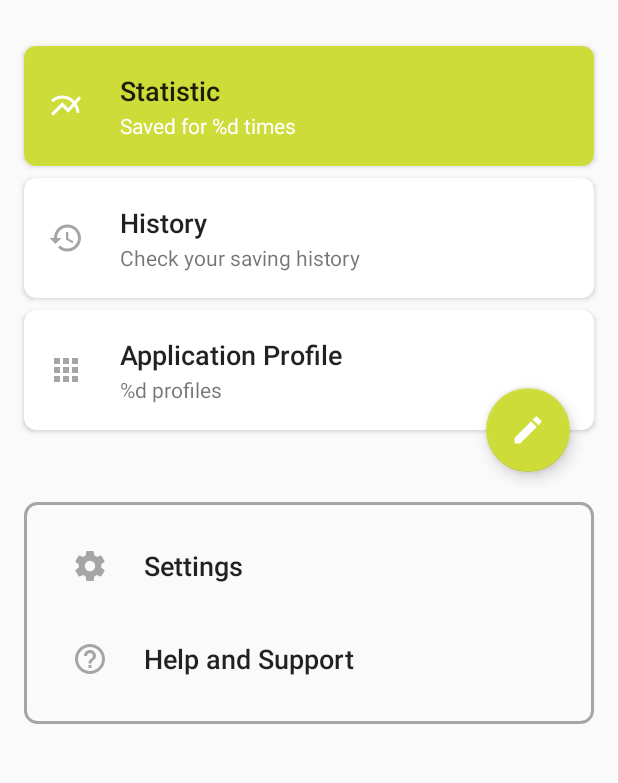
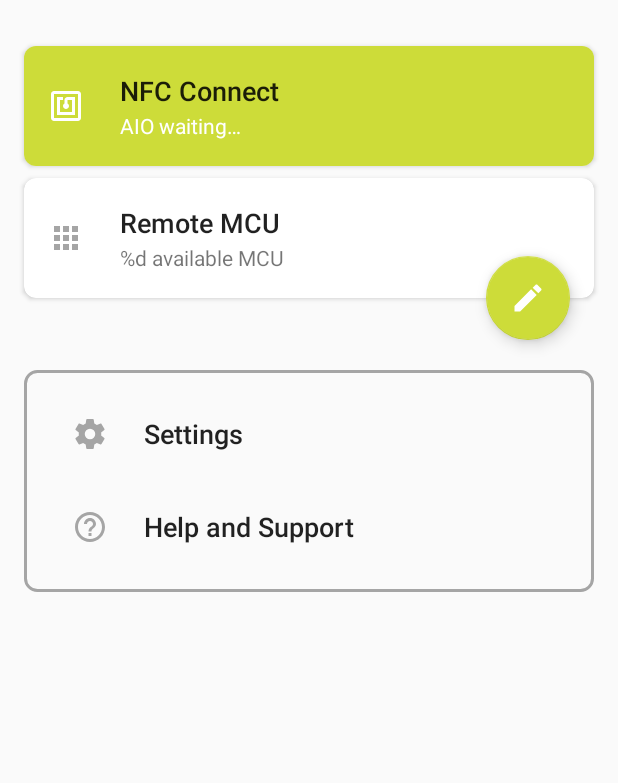
Before and after one commit to Alcatraz323/AlcAIO, an Android app: the screen it shows after launch (MainActivity), on a phone screen of 412 x 824 dp, the part 62-845 px from its top. Run offline under Robolectric (Android 15) with nearby library versions, the phone set to English and light mode, and no system bars.

Commit message:
utils: nfc: fix MifareUltraLight algorithm
Signed-off-by: Alcatraz323 <alcatraz32323@gmail.com>

```diff
--- a/app/build.gradle
+++ b/app/build.gradle
@@ -48,6 +48,7 @@ dependencies {
     implementation 'androidx.core:core-ktx:1.6.0'
     implementation 'androidx.constraintlayout:constraintlayout:2.1.0'
     implementation 'androidx.swiperefreshlayout:swiperefreshlayout:1.1.0'
+    implementation 'com.google.guava:guava:24.1-jre'
     testImplementation 'junit:junit:4.13.2'
     androidTestImplementation 'androidx.test.ext:junit:1.1.3'
     androidTestImplementation 'androidx.test.espresso:espresso-core:3.4.0'
--- a/app/src/main/java/io/alcatraz/alcaio/activities/MainActivity.kt
+++ b/app/src/main/java/io/alcatraz/alcaio/activities/MainActivity.kt
@@ -52,7 +52,6 @@ class MainActivity : CompatWithPipeActivity(), View.OnClickListener {
 
     private fun initViews(){
         setSupportActionBar(main_toolbar)
-        main_card_history.setOnClickListener(this)
         main_card_profile_mgr.setOnClickListener(this)
         main_profile_mgr_modify.setOnClickListener(this)
         main_card_setting.setOnClickListener(this)
--- /dev/null
+++ b/app/src/main/res/drawable/ic_baseline_nfc_24.xml
@@ -0,0 +1,10 @@
+<vector xmlns:android="http://schemas.android.com/apk/res/android"
+    android:width="24dp"
+    android:height="24dp"
+    android:viewportWidth="24"
+    android:viewportHeight="24"
+    android:tint="?attr/colorControlNormal">
+  <path
+      android:fillColor="@android:color/white"
+      android:pathData="M20,2L4,2c-1.1,0 -2,0.9 -2,2v16c0,1.1 0.9,2 2,2h16c1.1,0 2,-0.9 2,-2L22,4c0,-1.1 -0.9,-2 -2,-2zM20,20L4,20L4,4h16v16zM18,6h-5c-1.1,0 -2,0.9 -2,2v2.28c-0.6,0.35 -1,0.98 -1,1.72 0,1.1 0.9,2 2,2s2,-0.9 2,-2c0,-0.74 -0.4,-1.38 -1,-1.72L13,8h3v8L8,16L8,8h2L10,6L6,6v12h12L18,6z"/>
+</vector>
--- a/app/src/main/res/layout/activity_main.xml
+++ b/app/src/main/res/layout/activity_main.xml
@@ -57,7 +57,7 @@
                             android:layout_height="24dp"
                             android:layout_margin="16dp"
                             android:tint="#ffffff"
-                            app:srcCompat="@drawable/ic_multiline_chart_black_24dp" />
+                            app:srcCompat="@drawable/ic_baseline_nfc_24" />
 
                         <LinearLayout
                             android:layout_width="match_parent"
@@ -87,61 +87,6 @@
                     </LinearLayout>
 
                 </androidx.cardview.widget.CardView>
-
-                <androidx.cardview.widget.CardView
-                    android:id="@+id/main_card_history"
-                    android:layout_width="match_parent"
-                    android:layout_height="80dp"
-                    android:layout_marginStart="16dp"
-                    android:layout_marginTop="8dp"
-                    android:layout_marginEnd="16dp"
-                    android:clickable="true"
-                    android:focusable="true"
-                    android:foreground="?android:attr/selectableItemBackground"
-                    app:cardCornerRadius="8dp"
-                    app:cardElevation="2dp"
-                    app:cardMaxElevation="5dp">
-
-                    <LinearLayout
-                        android:layout_width="match_parent"
-                        android:layout_height="match_parent"
-                        android:gravity="center_vertical"
-                        android:orientation="horizontal">
-
-                        <ImageView
-                            android:id="@+id/main_card_history_indicator_image"
-                            android:layout_width="24dp"
-                            android:layout_height="24dp"
-                            android:layout_margin="16dp"
-                            android:tint="#A5A5A5"
-                            app:srcCompat="@drawable/ic_history_black_24dp" />
-
-                        <LinearLayout
-                            android:layout_width="match_parent"
-                            android:layout_height="match_parent"
-                            android:layout_marginStart="8dp"
-                            android:layout_marginLeft="8dp"
-                            android:gravity="center_vertical"
-                            android:orientation="vertical">
-
-                            <TextView
-                                android:layout_width="match_parent"
-                                android:layout_height="wrap_content"
-                                android:layout_marginBottom="1dp"
-                                android:text="@string/main_card_history_title"
-                                android:textAllCaps="false"
-                                android:textAppearance="@style/TextAppearance.AppCompat.Widget.Switch"
-                                android:textSize="18sp" />
-
-                            <TextView
-                                android:layout_width="match_parent"
-                                android:layout_height="wrap_content"
-                                android:text="@string/main_card_history_indicator" />
-                        </LinearLayout>
-
-                    </LinearLayout>
-                </androidx.cardview.widget.CardView>
-
 
                 <LinearLayout
                     android:layout_width="match_parent"
--- a/app/src/main/res/values/strings.xml
+++ b/app/src/main/res/values/strings.xml
@@ -5,12 +5,10 @@
     <string name="main_menu_3">Refresh</string>
     <string name="main_menu_4">Internal Log</string>
 
-    <string name="main_card_statistic_title">Statistic</string>
-    <string name="main_card_statistic_indicator">Saved for %d times</string>
-    <string name="main_card_history_title">History</string>
-    <string name="main_card_history_indicator">Check your saving history</string>
-    <string name="main_card_profile_title">Application Profile</string>
-    <string name="main_card_profile_indicator">%d profiles</string>
+    <string name="main_card_statistic_title">NFC Connect</string>
+    <string name="main_card_statistic_indicator">AIO waiting…</string>
+    <string name="main_card_profile_title">Remote MCU</string>
+    <string name="main_card_profile_indicator">%d available MCU</string>
     <string name="main_card_help">Help and Support</string>
 
     <string name="til_error_inv_param">Invalid parameter</string>
```
Also changed, not shown: app/src/main/java/io/alcatraz/alcaio/activities/NfcActivity.kt (+5 -2 lines), app/src/main/java/io/alcatraz/alcaio/utils/NfcUtils.kt (+53 -0 lines), 1 other file.
